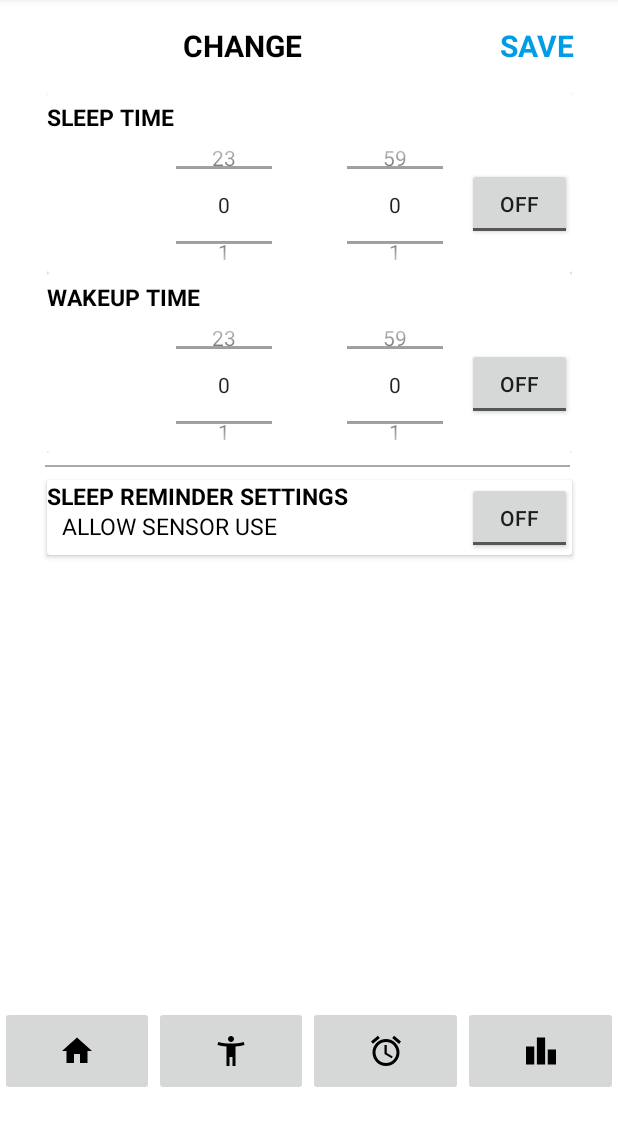
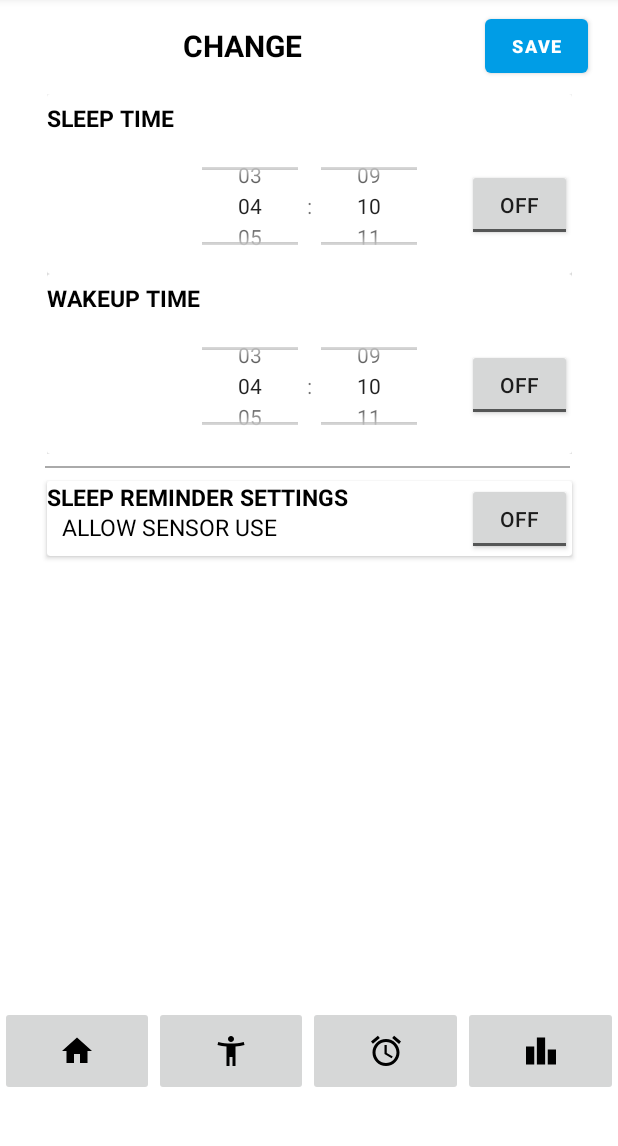
Before and after one commit to kiracus/wellness_studio, an Android app: the AlarmSetting screen opened directly, with no data from a screen before it, on a phone screen of 412 x 824 dp, the part 86-1232 px from its top. Run offline under Robolectric (Android 15) with nearby library versions, the phone set to English and light mode, and no system bars.

Commit message:
update alarm setting

```diff
--- a/app/src/main/java/edu/neu/madcourse/wellness_studio/AlarmSetting.java
+++ b/app/src/main/java/edu/neu/madcourse/wellness_studio/AlarmSetting.java
@@ -1,40 +1,112 @@
 package edu.neu.madcourse.wellness_studio;
 
 import android.app.AlarmManager;
+import android.content.Intent;
 import android.os.Bundle;
+import android.util.Log;
+import android.view.View;
+import android.widget.Button;
+import android.widget.ImageButton;
 import android.widget.NumberPicker;
+import android.widget.TextView;
 import android.widget.TimePicker;
+import android.widget.Toast;
 
 import androidx.appcompat.app.AppCompatActivity;
 
+import java.sql.Time;
+
+import edu.neu.madcourse.wellness_studio.leaderboard.Leaderboard;
+import edu.neu.madcourse.wellness_studio.lightExercises.LightExercises;
+
 public class AlarmSetting extends AppCompatActivity {
-    NumberPicker sleepHourNumberPicker, sleepMinNumberPicker, wakeupHourNumberPicker, wakeupMinNumberPicker;
+
+    TimePicker sleepTimePicker, wakeupTimePicker;
+    static String sleepAlarmHour, sleepAlarmMin, wakeupAlarmHour, wakeupAlarmMin;
+    Button saveButton;
+    ImageButton homeBtn, exerciseBtn, sleepBtn, leaderboardBtn;
+
     @Override
     protected void onCreate(Bundle savedInstanceState) {
 
         super.onCreate(savedInstanceState);
         setContentView(R.layout.activity_change_alarm_time);
 
-        sleepHourNumberPicker = (NumberPicker)findViewById(R.id.hour_picker);
-        sleepMinNumberPicker = (NumberPicker)findViewById(R.id.minute_picker);
-        wakeupHourNumberPicker = (NumberPicker)findViewById(R.id.wakeup_hour_picker);
-        wakeupMinNumberPicker = (NumberPicker)findViewById(R.id.wakeup_minute_picker);
+        sleepTimePicker = (TimePicker) findViewById(R.id.sleep_timePicker);
+        sleepTimePicker.setIs24HourView(true);
 
-        sleepHourNumberPicker.setMaxValue(23);
-        sleepHourNumberPicker.setMinValue(0);
-        sleepMinNumberPicker.setMaxValue(59);
-        sleepMinNumberPicker.setMinValue(0);
+        wakeupTimePicker = (TimePicker) findViewById(R.id.wakeup_timePicker);
+        wakeupTimePicker.setIs24HourView(true);
 
-        wakeupHourNumberPicker.setMaxValue(23);
-        wakeupHourNumberPicker.setMinValue(0);
-        wakeupMinNumberPicker.setMaxValue(59);
-        wakeupMinNumberPicker.setMinValue(0);
+        saveButton = findViewById(R.id.change_save_btn);
 
 
 
-//        AlarmManager alarmManager = (AlarmManager) getSystemService(ALARM_SERVICE);
-//        alarmManager.set(AlarmManager.RTC_WAKEUP, );
+        saveButton.setOnClickListener(new View.OnClickListener() {
+            @Override
+            public void onClick(View v) {
+
+                Toast.makeText(AlarmSetting.this, "save the changes", Toast.LENGTH_SHORT).show();
+                saveChanges();
+                Intent intent = new Intent(AlarmSetting.this, WakeupSleepGoal.class);
+
+            }
+        });
+
+
+        homeBtn = findViewById(R.id.imageButton_home);
+        exerciseBtn = findViewById(R.id.imageButton_exercise);
+        sleepBtn = findViewById(R.id.imageButton_sleep);
+        leaderboardBtn = findViewById(R.id.imageButton_leaderboard);
+        homeBtn.setOnClickListener(v -> startActivity(new Intent(AlarmSetting.this, Greeting.class)));
+
+        // set click listeners for buttons
+        exerciseBtn.setOnClickListener(v -> goToLightExercise());
+        //exerciseGoBtn.setOnClickListener(v -> startActivity(new Intent(MainActivity.this, LightExercises.class)));
+        sleepBtn.setOnClickListener(v -> startActivity(new Intent(AlarmSetting.this, WakeupSleepGoal.class)));
+        leaderboardBtn.setOnClickListener(v -> startActivity(new Intent(AlarmSetting.this, Leaderboard.class)));
+
+
     }
 
 
+    private void goToLightExercise() {
+        startActivity(new Intent(AlarmSetting.this, LightExercises.class));
+    }
+
+    public void getCurrentSleepAlarm() {
+        sleepTimePicker.setOnTimeChangedListener(new TimePicker.OnTimeChangedListener() {
+            @Override
+            public void onTimeChanged(TimePicker view, int hourOfDay, int minute) {
+                sleepAlarmHour = hourOfDay + "";
+                sleepAlarmMin = minute + "";
+
+            }
+        });
+
+    }
+
+    public void getCurrentWakeupAlarm() {
+        wakeupTimePicker.setOnTimeChangedListener(new TimePicker.OnTimeChangedListener() {
+            @Override
+            public void onTimeChanged(TimePicker view, int hourOfDay, int minute) {
+                wakeupAlarmHour = hourOfDay + "";
+                wakeupAlarmMin = minute + "";
+            }
+        });
+
+
+    }
+
+    public void saveChanges() {
+        getCurrentSleepAlarm();
+        getCurrentWakeupAlarm();
+
+    }
+
+
+
+
+
+
 }
--- a/app/src/main/res/layout/activity_change_alarm_time.xml
+++ b/app/src/main/res/layout/activity_change_alarm_time.xml
@@ -29,16 +29,15 @@
             android:textSize="20sp"
             android:textStyle="bold" />
 
-        <TextView
-            android:id="@+id/change_save_TV"
+        <Button
+            android:id="@+id/change_save_btn"
             android:layout_width="18dp"
             android:layout_height="wrap_content"
             android:layout_marginRight="20dp"
             android:layout_weight="1"
             android:text="@string/save_change_TV"
             android:textAlignment="center"
-            android:textColor="@color/blue"
-            android:textSize="20sp"
+            android:textSize="12sp"
             android:textStyle="bold" />
 
 
@@ -79,17 +78,13 @@
                 android:layout_gravity="center"
                 android:layout_marginTop="20dp"
                 android:layout_marginBottom="5dp">
-                <NumberPicker
+
+
+                <TimePicker
                     android:layout_width="wrap_content"
                     android:layout_height="wrap_content"
-                    android:id="@+id/hour_picker"
-                    android:layout_marginRight="50dp"/>
-
-
-                <NumberPicker
-                    android:layout_width="wrap_content"
-                    android:layout_height="wrap_content"
-                    android:id="@+id/minute_picker"/>
+                    android:timePickerMode="spinner"
+                    android:id="@+id/sleep_timePicker"/>
 
             </LinearLayout>
 
@@ -132,17 +127,11 @@
                 android:layout_marginBottom="5dp"
                 android:orientation="horizontal">
 
-                <NumberPicker
-                    android:id="@+id/wakeup_hour_picker"
+                <TimePicker
                     android:layout_width="wrap_content"
                     android:layout_height="wrap_content"
-                    android:layout_marginRight="50dp"/>
-
-                <NumberPicker
-                    android:id="@+id/wakeup_minute_picker"
-                    android:layout_width="wrap_content"
-                    android:layout_height="wrap_content" />
-
+                    android:timePickerMode="spinner"
+                    android:id="@+id/wakeup_timePicker"/>
             </LinearLayout>
             <ToggleButton
                 android:id="@+id/wakeup_alarm_on_off"
```
Also changed, not shown: app/src/main/java/edu/neu/madcourse/wellness_studio/Alarm.java (+4 -20 lines), app/src/main/java/edu/neu/madcourse/wellness_studio/WakeupSleepGoal.java (+9 -1 lines).
